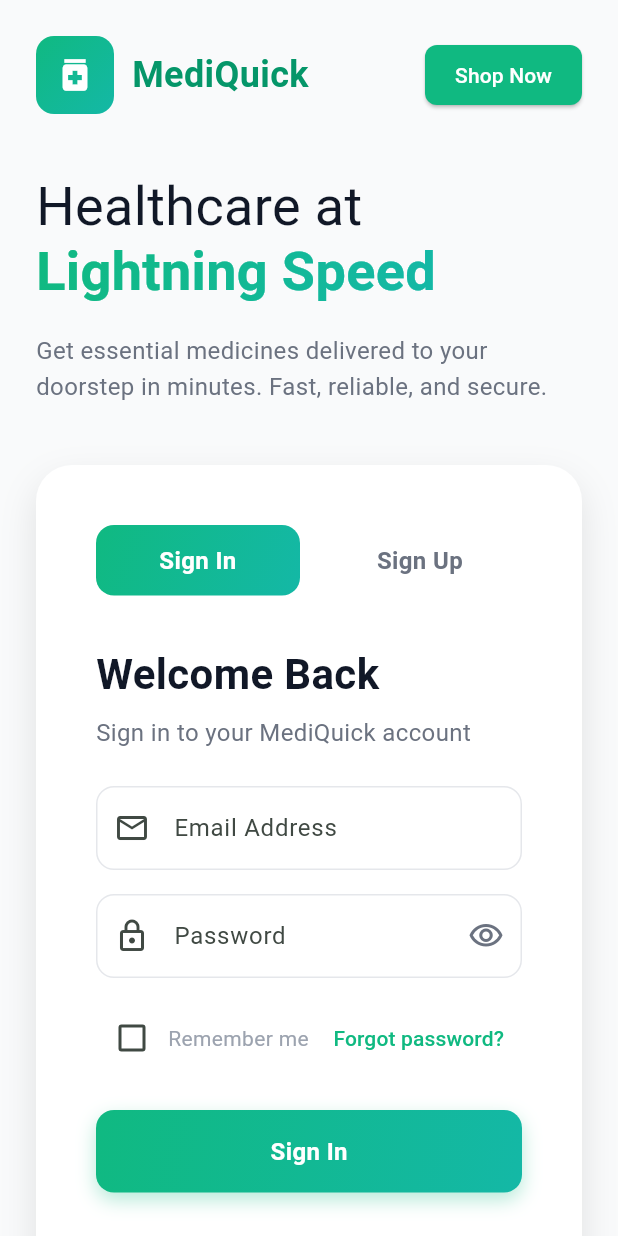
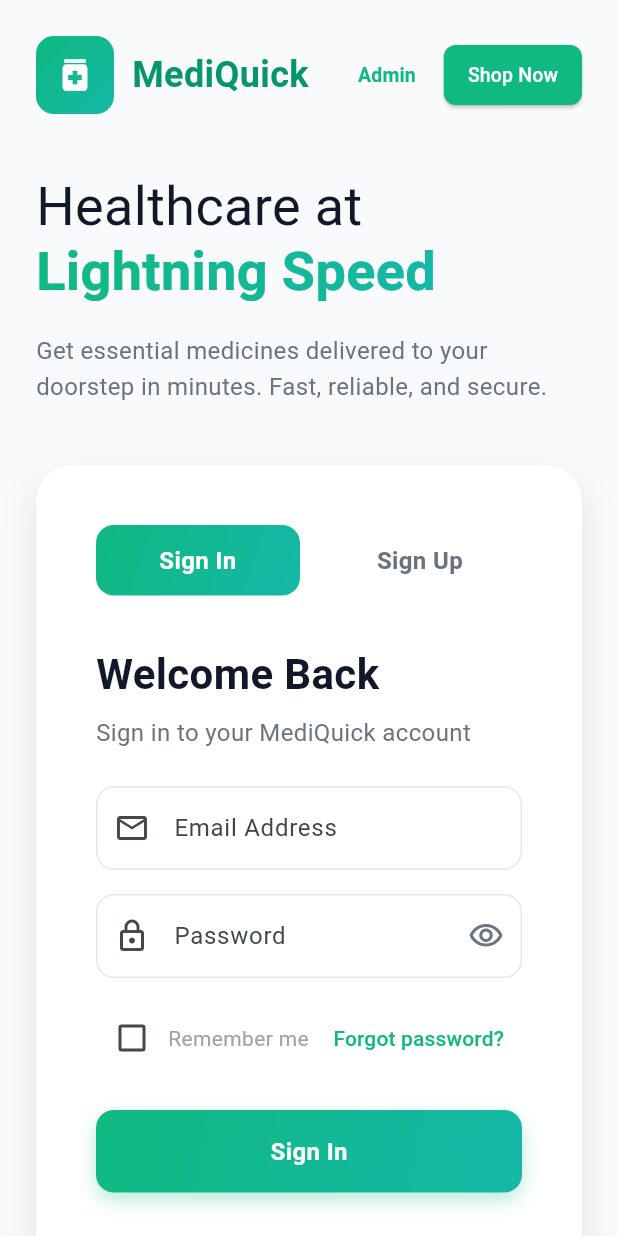
Before and after one commit to divyanshuraj1095/MediQuick-Backend, a Flutter app: the screen it shows after launch, on a phone screen of 412 x 824 dp. Run offline on Flutter 3.47's test engine with Material 3 defaults, Android fonts, the phone set to English and light mode, and no system bars; our stand-ins replace file_picker, fl_chart, shared_preferences.

```diff
--- a/mediquick_frontend/lib/screens/landing/landing_page.dart
+++ b/mediquick_frontend/lib/screens/landing/landing_page.dart
@@ -76,6 +76,18 @@ class _LandingPageState extends State<LandingPage> {
                         ),
                       ],
                     ),
+                    Row(
+                      children: [
+                        TextButton.icon(
+                          onPressed: () => Navigator.pushNamed(context, '/admin/login'),
+                          icon: const Icon(Icons.admin_panel_settings, size: 18),
+                          label: const Text('Admin Login', style: TextStyle(fontWeight: FontWeight.bold)),
+                          style: TextButton.styleFrom(
+                            foregroundColor: AppTheme.primaryGreen,
+                            padding: const EdgeInsets.symmetric(horizontal: 16, vertical: 12),
+                          ),
+                        ),
+                        const SizedBox(width: 16),
                         ElevatedButton(
                           onPressed: () => Navigator.pushNamed(context, '/home'),
                           style: ElevatedButton.styleFrom(
@@ -87,6 +99,8 @@ class _LandingPageState extends State<LandingPage> {
                             ),
                           ),
                           child: const Text('Shop Now'),
+                        ),
+                      ],
                     ),
                   ],
                 ),
@@ -259,17 +273,30 @@ class _LandingPageState extends State<LandingPage> {
                   ),
                 ],
               ),
+              Row(
+                children: [
+                  TextButton(
+                    onPressed: () => Navigator.pushNamed(context, '/admin/login'),
+                    style: TextButton.styleFrom(
+                      foregroundColor: AppTheme.primaryGreen,
+                      padding: const EdgeInsets.symmetric(horizontal: 8, vertical: 10),
+                    ),
+                    child: const Text('Admin', style: TextStyle(fontWeight: FontWeight.bold, fontSize: 13)),
+                  ),
+                  const SizedBox(width: 6),
                   ElevatedButton(
                     onPressed: () => Navigator.pushNamed(context, '/home'),
                     style: ElevatedButton.styleFrom(
                       backgroundColor: AppTheme.primaryGreen,
                       foregroundColor: Colors.white,
-                  padding: const EdgeInsets.symmetric(horizontal: 20, vertical: 10),
+                      padding: const EdgeInsets.symmetric(horizontal: 16, vertical: 10),
                       shape: RoundedRectangleBorder(
                         borderRadius: BorderRadius.circular(8),
                       ),
                     ),
-                child: const Text('Shop Now'),
+                    child: const Text('Shop Now', style: TextStyle(fontSize: 13)),
+                  ),
+                ],
               ),
             ],
           ),
```
Also changed, not shown: mediquick_frontend/lib/widgets/auth_form.dart (+1 -15 lines), 1 other file. Lines whose indentation alone changed are shown as unchanged.
